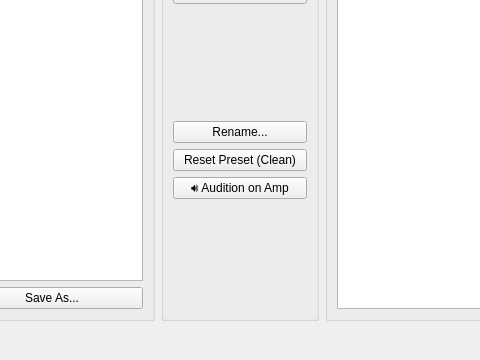
This is libraryeditordialog.ui in altern67/GM40Remote as Qt 5 draws it before an edit; both pictures show x 250 to 730 and y 280 to 640 of the 980 by 640 pixel window. The edited form follows.
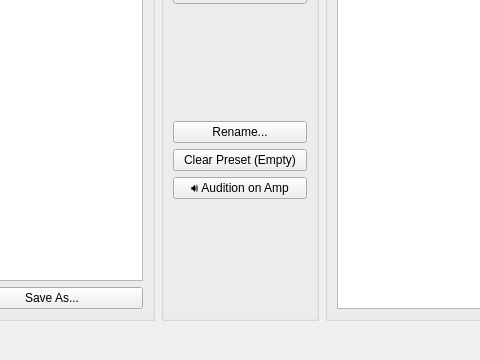
This is the edited form.

Commit message: Release v0.6: Sync workflow, single preset .gmp import/export, enhanced Library Editor

The edit to the form file:
```diff
--- a/libraryeditordialog.ui
+++ b/libraryeditordialog.ui
@@ -140,7 +140,7 @@
         <item>
          <widget class="QPushButton" name="btnInitPreset">
           <property name="text">
-           <string>Reset Preset (Clean)</string>
+           <string>Clear Preset (Empty)</string>
           </property>
          </widget>
         </item>
```
Left out of the diff: 20 changed lines with no effect on the pictures. The commit also changes 7 other files.
